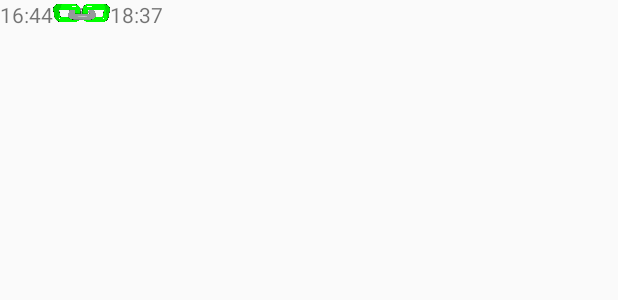
After one commit to joan-esteban/clockomatic, an Android app: the layout view_link_entry.xml on its own in the app's theme, with its tools: preview values and no code run, on a phone screen of 412 x 824 dp. The commit adds this screen. Shown: the top 300 px of the screen. Run offline under Robolectric (Android 15) with nearby library versions, the light colour scheme and no system bars; network calls fail.

Commit message:
Add icon for link entries and a view

```diff
--- a/app/src/main/java/org/jesteban/clockomatic/views/MyCalendarDayView.java
+++ b/app/src/main/java/org/jesteban/clockomatic/views/MyCalendarDayView.java
@@ -15,7 +15,7 @@ import android.view.View;
 
 //https://stackoverflow.com/questions/3654321/measuring-text-height-to-be-drawn-on-canvas-android
 
-
+//TODO: Take care density!!!
 
 
 public class MyCalendarDayView extends View {
--- /dev/null
+++ b/app/src/main/res/layout/view_link_entry.xml
@@ -0,0 +1,26 @@
+<?xml version="1.0" encoding="utf-8"?>
+<LinearLayout xmlns:android="http://schemas.android.com/apk/res/android"
+    xmlns:app="http://schemas.android.com/apk/res-auto"
+    android:layout_width="match_parent"
+    android:layout_height="match_parent"
+    android:orientation="horizontal">
+
+    <TextView
+        android:id="@+id/textView3"
+        android:layout_width="wrap_content"
+        android:layout_height="wrap_content"
+        android:text="16:44" />
+
+    <ImageView
+        android:id="@+id/imageView2"
+        android:layout_width="38dp"
+        android:layout_height="17dp"
+        app:srcCompat="@drawable/link" />
+
+    <TextView
+        android:id="@+id/textView4"
+        android:layout_width="wrap_content"
+        android:layout_height="wrap_content"
+        android:layout_weight="1"
+        android:text="18:37" />
+</LinearLayout>
```
Also changed, not shown: app/src/main/java/org/jesteban/clockomatic/views/MyLinkEntryView.java (added, +40 -0 lines), app/src/main/res/drawable/link.png (added).
